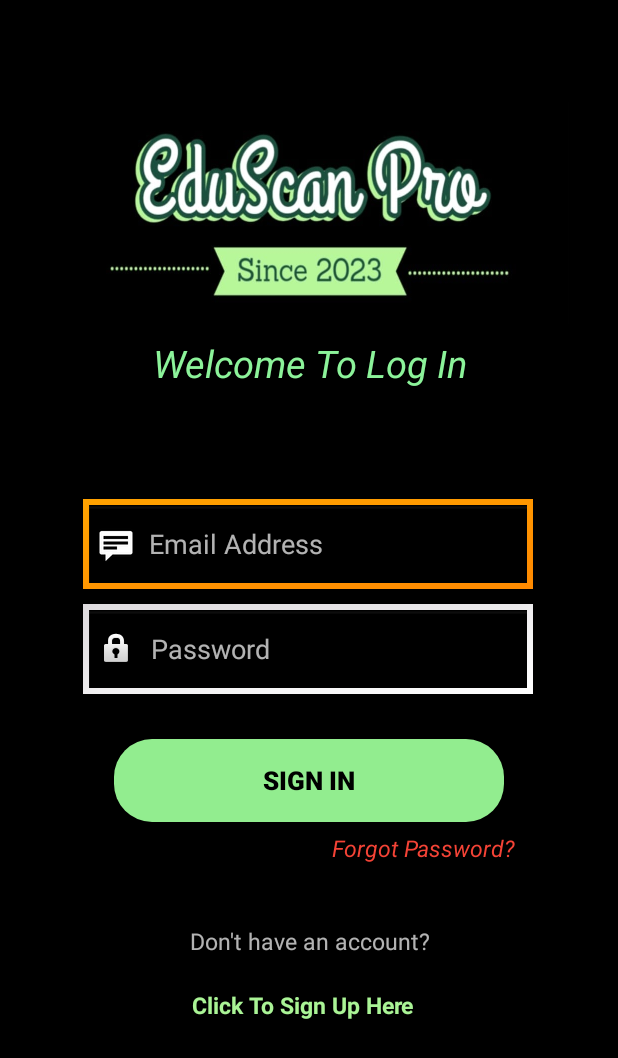
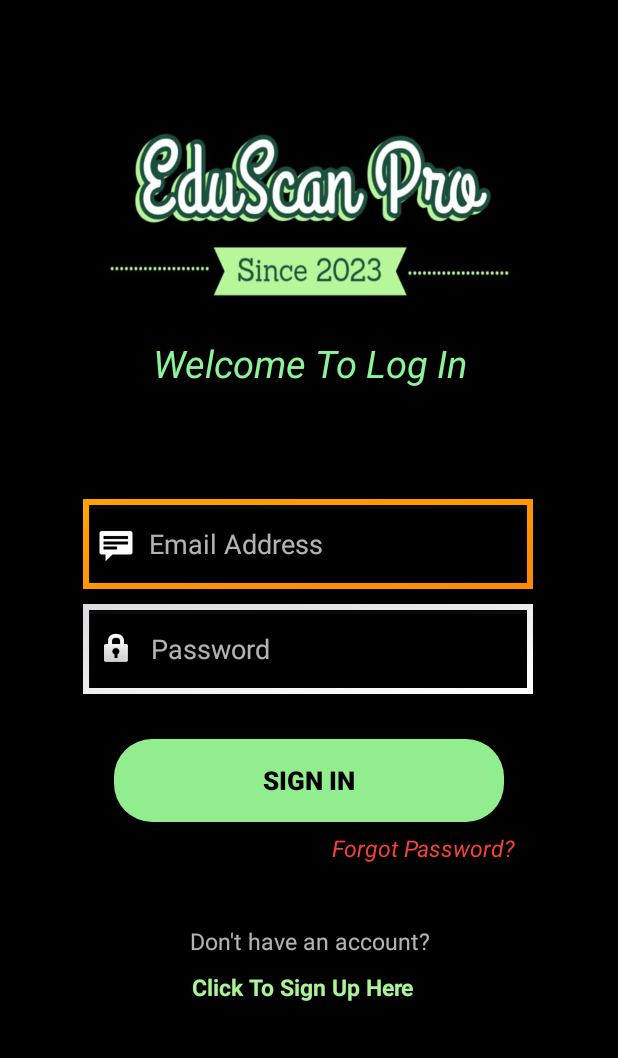
Before and after one commit to Elin-powS/System-Project-EduScan_Pro, an Android app: the screen it shows after launch (Log_In), on a phone screen of 412 x 824 dp. Shown: the top 1058 px of the screen. Run offline under Robolectric (Android 15) with nearby library versions, the phone set to English and light mode, and no system bars; our stand-ins replace Firebase (no records; nobody signed in at launch, a user with empty details on screens opened directly).

Commit message:
some side work

```diff
--- a/app/src/main/res/layout/activity_log_in.xml
+++ b/app/src/main/res/layout/activity_log_in.xml
@@ -86,6 +86,7 @@
             app:layout_constraintVertical_bias="0.0" />
 
         <TextView
+            android:id="@+id/textView3"
             android:layout_width="171dp"
             android:layout_height="24dp"
             android:layout_marginTop="40dp"
@@ -141,8 +142,9 @@
 
         <TextView
             android:id="@+id/sign_up"
-            android:layout_width="179dp"
-            android:layout_height="29dp"
+            android:layout_width="186dp"
+            android:layout_height="27dp"
+            android:layout_marginTop="5dp"
             android:gravity="center"
             android:orientation="vertical"
             android:text="Click To Sign Up Here"
@@ -153,8 +155,8 @@
             app:layout_constraintEnd_toEndOf="parent"
             app:layout_constraintHorizontal_bias="0.482"
             app:layout_constraintStart_toStartOf="parent"
-            app:layout_constraintTop_toBottomOf="@+id/forget_password"
-            app:layout_constraintVertical_bias="0.347" />
+            app:layout_constraintTop_toBottomOf="@+id/textView3"
+            app:layout_constraintVertical_bias="0.0" />
 
         <ProgressBar
             android:id="@+id/progressBar"
```
Also changed, not shown: app/src/main/java/com/example/eduscan_pro/Log_In.java (+10 -4 lines), app/src/main/java/com/example/eduscan_pro/Sign_Up.java (+16 -5 lines).
